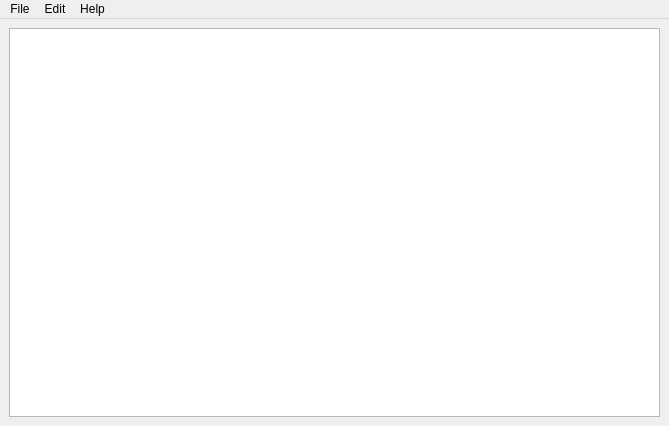
Old version of the form mainwindow.ui in the repository Igor-Ledok/TextEditor.
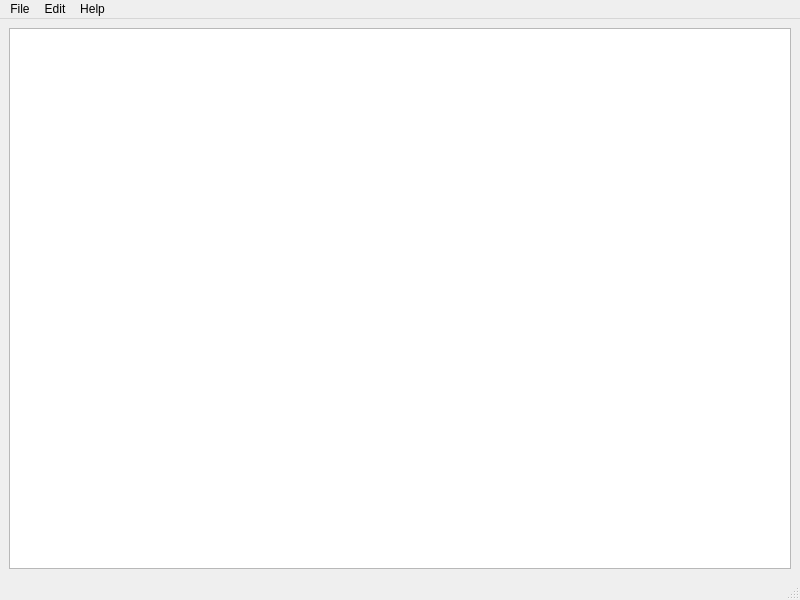
New version of the form.

Diff of the .ui file:
```diff
--- a/mainwindow.ui
+++ b/mainwindow.ui
@@ -6,8 +6,8 @@
    <rect>
     <x>0</x>
     <y>0</y>
-    <width>669</width>
-    <height>426</height>
+    <width>800</width>
+    <height>600</height>
    </rect>
   </property>
   <property name="windowTitle">
@@ -16,7 +16,7 @@
   <widget class="QWidget" name="centralwidget">
    <layout class="QGridLayout" name="gridLayout">
     <item row="0" column="0">
-     <widget class="QTextEdit" name="textEdit"/>
+     <widget class="QPlainTextEdit" name="plainTextEdit"/>
     </item>
    </layout>
   </widget>
@@ -25,7 +25,7 @@
     <rect>
      <x>0</x>
      <y>0</y>
-     <width>669</width>
+     <width>800</width>
      <height>21</height>
     </rect>
    </property>
@@ -38,7 +38,7 @@
     <addaction name="actionSave"/>
     <addaction name="actionSave_as"/>
    </widget>
-   <widget class="QMenu" name="menuedit">
+   <widget class="QMenu" name="menuEdit">
     <property name="title">
      <string>Edit</string>
     </property>
@@ -53,9 +53,10 @@
     <addaction name="actionAbout_the_program"/>
    </widget>
    <addaction name="menuFile"/>
-   <addaction name="menuedit"/>
+   <addaction name="menuEdit"/>
    <addaction name="menuHelp"/>
   </widget>
+  <widget class="QStatusBar" name="statusbar"/>
   <action name="actionNew">
    <property name="text">
     <string>New</string>
```
Left out of the diff: 23 changed lines with no effect on the pictures.
